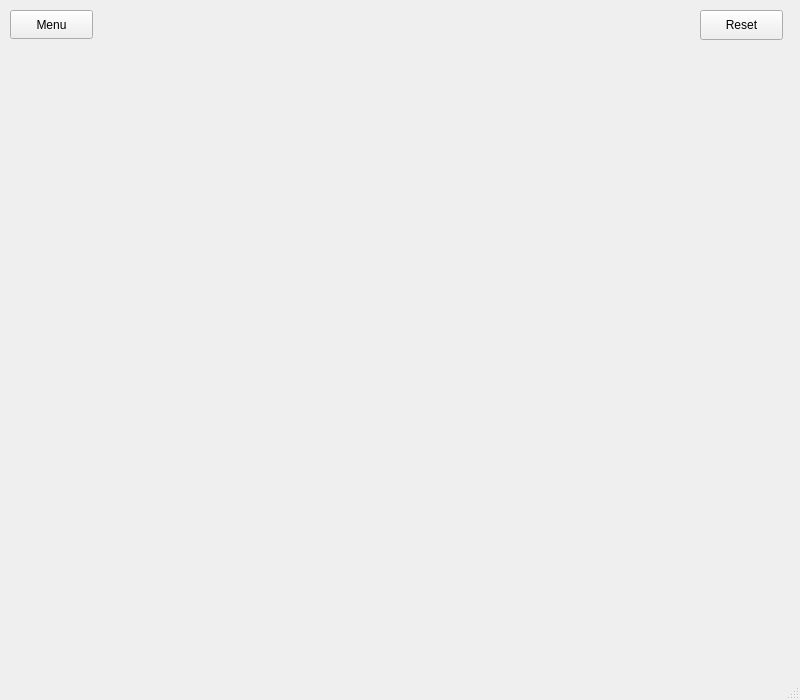
This is GameWindow.ui in Rodrigo-BZ/Tetris as Qt 5 draws it before an edit. The edited form follows.
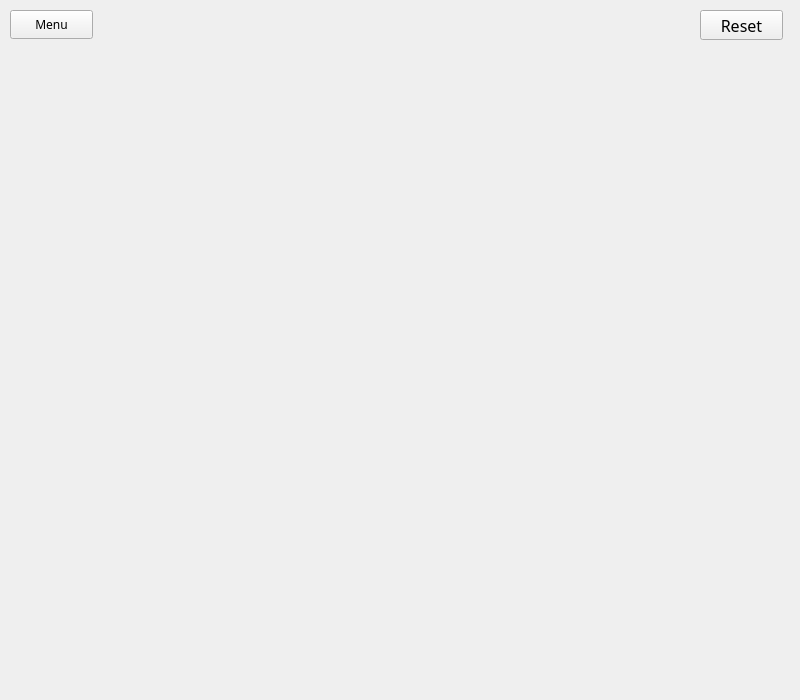
This is the edited form. Icons and pictures are not drawn.

Commit message: Changes style of menu window

Patch:
```diff
--- a/GameWindow.ui
+++ b/GameWindow.ui
@@ -10,6 +10,18 @@
     <height>700</height>
    </rect>
   </property>
+  <property name="minimumSize">
+   <size>
+    <width>800</width>
+    <height>700</height>
+   </size>
+  </property>
+  <property name="maximumSize">
+   <size>
+    <width>800</width>
+    <height>700</height>
+   </size>
+  </property>
   <property name="windowTitle">
    <string>GameWindow</string>
   </property>
@@ -23,6 +35,12 @@
       <height>29</height>
      </rect>
     </property>
+    <property name="font">
+     <font>
+      <family>8514oem</family>
+      <bold>false</bold>
+     </font>
+    </property>
     <property name="text">
      <string>Menu</string>
     </property>
@@ -36,22 +54,17 @@
       <height>30</height>
      </rect>
     </property>
+    <property name="font">
+     <font>
+      <family>8514oem</family>
+      <pointsize>12</pointsize>
+     </font>
+    </property>
     <property name="text">
      <string>Reset</string>
     </property>
    </widget>
   </widget>
-  <widget class="QMenuBar" name="menubar">
-   <property name="geometry">
-    <rect>
-     <x>0</x>
-     <y>0</y>
-     <width>800</width>
-     <height>25</height>
-    </rect>
-   </property>
-  </widget>
-  <widget class="QStatusBar" name="statusbar"/>
  </widget>
  <resources/>
  <connections/>
```
Left out of the diff: 5 changed lines with no effect on the pictures. The commit also changes 1 other file.
